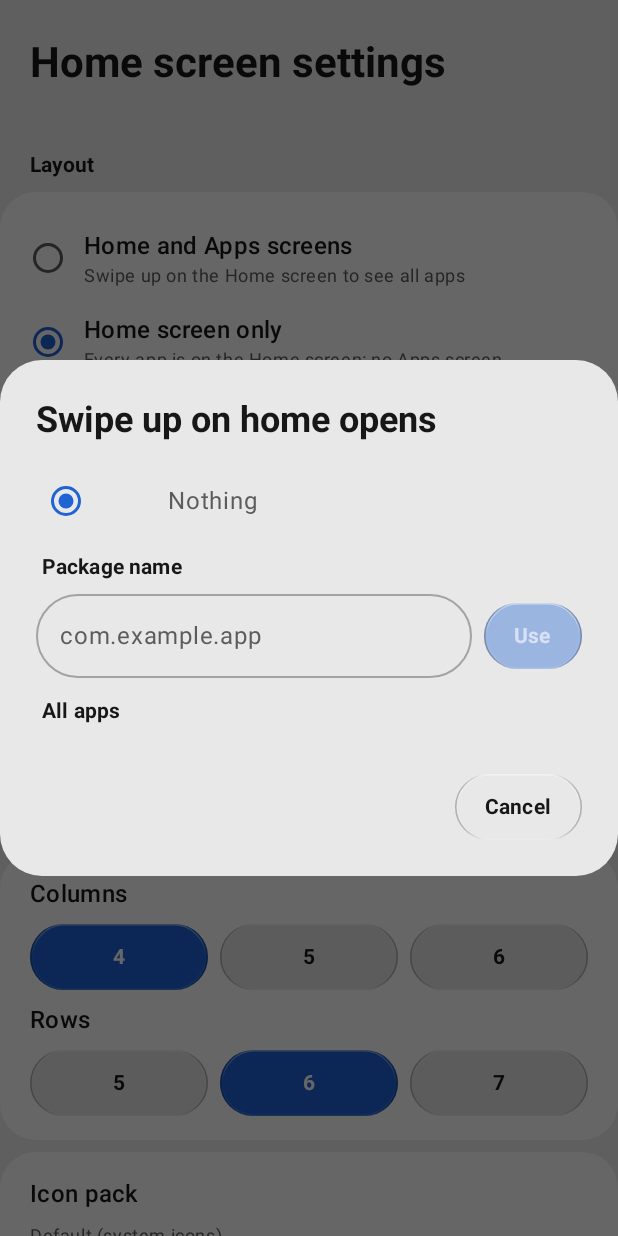
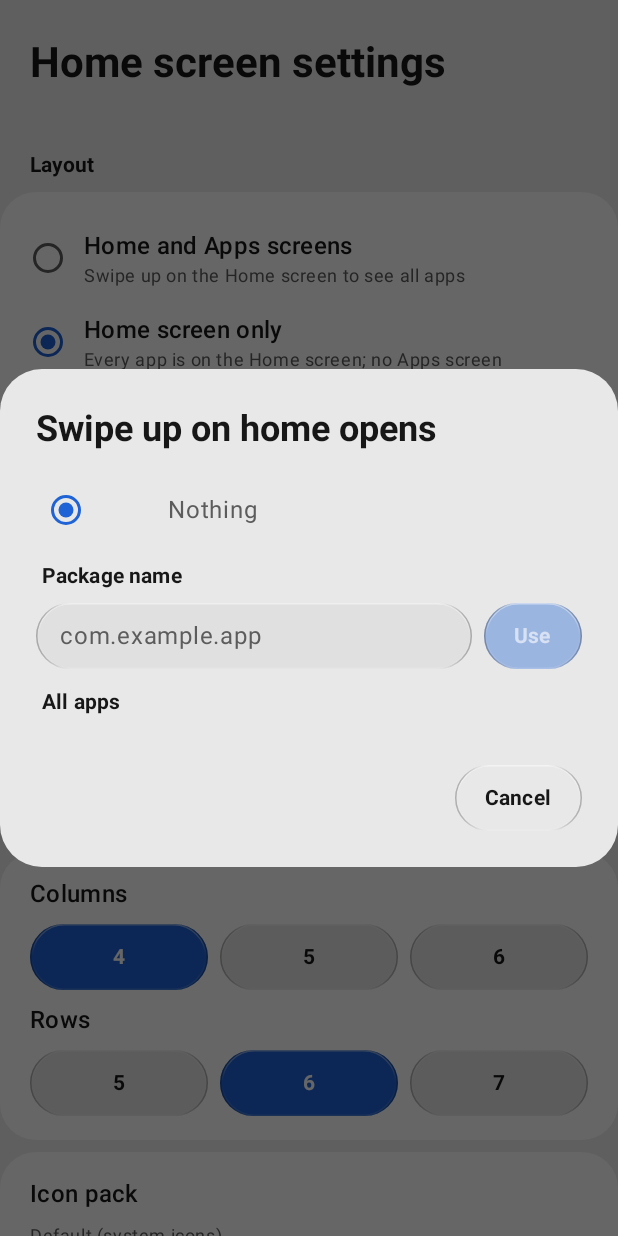
Before and after one commit to JacoMartins/canyon-ui-launcher, an Android app built with Jetpack Compose: the SettingsActivity screen opened directly, with no data from a screen before it, after a tap on "Swipe up on home opens", on a phone screen of 412 x 824 dp. Run offline under Robolectric (Android 15) with nearby library versions, the phone set to English and light mode, and no system bars; pictures from the network do not load; 3 other taps on this screen came first.

Commit message:
One shared OneDepth border; widget sizes matched to One UI 8.5
- OneDepthBorder holds the border's values; oneDepthBorder() (Compose)
  and DepthRingPainter (Views) both read them, replacing buttonRing and
  surfaceRing. The dark sides are drawn on every shape, square and
  round included (large folders, 2x2 widgets, icon-shaped folders), so
  every border matches the buttons'. The package field uses it too.
- Widget sizes from a side-by-side comparison with One UI 8.5: pills
  up to 76dp, 8.5dp gap around widgets, and pills sit at the top of
  even rows and the bottom of odd ones, lining two of them up with a
  2x2 widget beside them.
- Version 0.4.21.

Co-Authored-By: Claude Opus 5.5 <noreply@anthropic.com>
Claude-Session: https://claude.ai/code/session_019c4sHobNMTCg8eiegxqmGT

```diff
--- a/app/build.gradle.kts
+++ b/app/build.gradle.kts
@@ -18,8 +18,8 @@ android {
         applicationId = "io.github.jacomartins.canyonui"
         minSdk = 29
         targetSdk = 37
-        versionCode = 40
-        versionName = "0.4.19"
+        versionCode = 42
+        versionName = "0.4.21"
     }
 
     signingConfigs {
--- a/app/src/main/java/io/github/jacomartins/canyonui/ui/design/Buttons.kt
+++ b/app/src/main/java/io/github/jacomartins/canyonui/ui/design/Buttons.kt
@@ -60,7 +60,7 @@ fun PillButton(
             shape = CircleShape,
             color = if (enabled) container else container.copy(alpha = 0.38f),
             contentColor = if (enabled) onContainer else onContainer.copy(alpha = 0.6f),
-            modifier = modifier.heightIn(min = 44.dp).widthIn(min = 44.dp).buttonRing(),
+            modifier = modifier.heightIn(min = 44.dp).widthIn(min = 44.dp).oneDepthBorder(),
         ) {
             ProvideTextStyle(MaterialTheme.typography.labelLarge) {
                 Row(
--- a/app/src/main/java/io/github/jacomartins/canyonui/ui/design/ColorPicker.kt
+++ b/app/src/main/java/io/github/jacomartins/canyonui/ui/design/ColorPicker.kt
@@ -110,7 +110,7 @@ private fun GradientSlider(
                 .fillMaxSize()
                 .padding(vertical = 4.dp)
                 .clip(CircleShape)
-                .buttonRing()
+                .oneDepthBorder()
                 .pointerInput(widthPx) {
                     detectTapGestures { onChange(at(it.x)); onDone() }
                 }
@@ -132,7 +132,7 @@ private fun GradientSlider(
                 .align(Alignment.CenterStart)
                 .clip(CircleShape)
                 .background(Color.White)
-                .buttonRing(),
+                .oneDepthBorder(),
         )
     }
 }
--- a/app/src/main/java/io/github/jacomartins/canyonui/ui/design/DepthRing.kt
+++ b/app/src/main/java/io/github/jacomartins/canyonui/ui/design/DepthRing.kt
@@ -67,10 +67,23 @@ private fun DepthLight.brush(height: Float): Brush {
 private val TIP_EASE = listOf(0f to 1f, .25f to .84f, .5f to .5f, .75f to .16f, 1f to 0f)
 
 /**
+ * The one border of the interface (OneDepth's button border): every surface with a border uses
+ * these values, in Compose ([oneDepthBorder]) and in Views ([DepthRingPainter]), in every mode.
+ */
+object OneDepthBorder {
+    val Width = 1.dp
+    val Light = DepthLight.Button
+    const val ALPHA_DARK = 0.40f
+    const val ALPHA_LIGHT = 0.60f
+    const val SIDE_ALPHA_DARK = 0.40f
+    const val SIDE_ALPHA_LIGHT = 0.25f
+}
+
+/**
  * Draws the depth ring over the content's bounds.
  * [cornerRadius] null means a pill (radius = half the height).
  */
-fun Modifier.depthRing(
+private fun Modifier.depthRing(
     cornerRadius: Dp? = null,
     width: Dp = 1.dp,
     alpha: Float = 0.333f,
@@ -84,9 +97,8 @@ fun Modifier.depthRing(
         val sidePx = sideWidth.toPx()
         val h = size.height
         val r = (cornerRadius?.toPx() ?: (h / 2f)).coerceAtMost(minOf(h, size.width) / 2f)
-        // Tip crescents only make sense on shapes wider than tall; on a circle they would pinch
-        // the ring out of round, so circles get the lit ring alone.
-        val s = if (size.width - h < 1f) 0f else sidePx
+        // The dark sides on every shape, square and round ones included.
+        val s = sidePx
 
         val ringBrush = light.brush(h)
         val ringTopLeft = Offset(s + w / 2f, w / 2f)
@@ -124,20 +136,18 @@ fun Modifier.depthRing(
 fun isDarkSurface(): Boolean = MaterialTheme.colorScheme.surface.luminance() < 0.5f
 
 /**
- * Ring for bars, search fields, panels and cards. Every border in the interface is the button
- * border (so they all match, including the View-drawn ones in [DepthRingPainter]).
+ * The interface's border ([OneDepthBorder]) for any Compose surface: buttons, fields, bars,
+ * panels, cards. [cornerRadius] null means a pill.
  */
 @Composable
-fun Modifier.surfaceRing(cornerRadius: Dp? = null): Modifier = buttonRing(cornerRadius)
-
-/** Ring tuned for buttons (OneDepth's button values). */
-@Composable
-fun Modifier.buttonRing(cornerRadius: Dp? = null): Modifier {
+fun Modifier.oneDepthBorder(cornerRadius: Dp? = null): Modifier {
     val dark = isDarkSurface()
     return depthRing(
         cornerRadius = cornerRadius,
-        alpha = if (dark) 0.40f else 0.60f,
-        light = DepthLight.Button,
-        sideAlpha = if (dark) 0.40f else 0.25f,
+        width = OneDepthBorder.Width,
+        alpha = if (dark) OneDepthBorder.ALPHA_DARK else OneDepthBorder.ALPHA_LIGHT,
+        light = OneDepthBorder.Light,
+        sideWidth = OneDepthBorder.Width,
+        sideAlpha = if (dark) OneDepthBorder.SIDE_ALPHA_DARK else OneDepthBorder.SIDE_ALPHA_LIGHT,
     )
 }
--- a/app/src/main/java/io/github/jacomartins/canyonui/ui/design/Menu.kt
+++ b/app/src/main/java/io/github/jacomartins/canyonui/ui/design/Menu.kt
@@ -67,7 +67,7 @@ fun MenuLayer(anchor: Rect, entries: List<MenuEntry>, onDismiss: () -> Unit, mod
                 // After the placement, so an animation scales the panel about its own centre.
                 .then(modifier)
                 .shadow(Spacing.sm, MenuShape, ambientColor = Color.Black.copy(alpha = 0.25f), spotColor = Color.Black.copy(alpha = 0.375f))
-                .surfaceRing(cornerRadius = MENU_RADIUS)
+                .oneDepthBorder(cornerRadius = MENU_RADIUS)
                 .backdrop(MenuShape),
             shape = MenuShape,
             color = backdropColor(MaterialTheme.colorScheme.surfaceContainer.copy(alpha = 0.97f)),
--- a/app/src/main/java/io/github/jacomartins/canyonui/ui/drawer/AppDrawer.kt
+++ b/app/src/main/java/io/github/jacomartins/canyonui/ui/drawer/AppDrawer.kt
@@ -93,7 +93,7 @@ import androidx.compose.ui.res.painterResource
 import io.github.jacomartins.canyonui.ui.design.PrimaryButton
 import io.github.jacomartins.canyonui.ui.design.SecondaryButton
 import io.github.jacomartins.canyonui.ui.design.Spacing
-import io.github.jacomartins.canyonui.ui.design.surfaceRing
+import io.github.jacomartins.canyonui.ui.design.oneDepthBorder
 import io.github.jacomartins.canyonui.ui.home.DragLayer
 import kotlin.math.roundToInt
 
@@ -238,7 +238,7 @@ private fun SearchPill(
             .fillMaxWidth(widthFraction)
             .height(SearchPillHeight)
             .shadow(Spacing.sm, CircleShape, ambientColor = Color.Black.copy(alpha = 0.25f), spotColor = Color.Black.copy(alpha = 0.375f))
-            .surfaceRing(),
+            .oneDepthBorder(),
         shape = CircleShape,
         // Translucent so the grid shows through faintly; real glass comes with the Stage 5 glass setting.
         color = colors.surfaceContainerHighest.copy(alpha = 0.92f),
--- a/app/src/main/java/io/github/jacomartins/canyonui/ui/settings/AppTargetPicker.kt
+++ b/app/src/main/java/io/github/jacomartins/canyonui/ui/settings/AppTargetPicker.kt
@@ -41,7 +41,11 @@ import io.github.jacomartins.canyonui.ui.design.SecondaryButton
 import io.github.jacomartins.canyonui.ui.design.PrimaryButton
 import androidx.compose.foundation.text.KeyboardActions
 import androidx.compose.foundation.text.KeyboardOptions
-import androidx.compose.material3.OutlinedTextField
+import androidx.compose.foundation.text.BasicTextField
+import androidx.compose.foundation.layout.Box
+import androidx.compose.foundation.layout.height
+import androidx.compose.ui.graphics.SolidColor
+import io.github.jacomartins.canyonui.ui.design.oneDepthBorder
 import androidx.compose.runtime.mutableStateOf
 import androidx.compose.runtime.remember
 import androidx.compose.runtime.setValue
@@ -167,16 +171,27 @@ fun AppTargetPicker(
                 item {
                     Header(stringResource(R.string.target_package))
                     Row(verticalAlignment = Alignment.CenterVertically, horizontalArrangement = Arrangement.spacedBy(8.dp)) {
-                        OutlinedTextField(
-                            value = typed,
-                            onValueChange = { typed = it.trim() },
-                            singleLine = true,
-                            placeholder = { Text(stringResource(R.string.target_package_hint)) },
+                        // A pill field with the interface's border, like the search field.
+                        val colors = MaterialTheme.colorScheme
+                        androidx.compose.material3.Surface(
                             shape = CircleShape,
-                            keyboardOptions = KeyboardOptions(keyboardType = KeyboardType.Uri, imeAction = ImeAction.Done),
-                            keyboardActions = KeyboardActions(onDone = { if (typed.isNotEmpty()) onSelect(PACKAGE_TARGET + typed) }),
-                            modifier = Modifier.weight(1f),
-                        )
+                            color = colors.surfaceContainerHighest,
+                            modifier = Modifier.weight(1f).height(44.dp).oneDepthBorder(),
+                        ) {
+                            Box(Modifier.padding(horizontal = 16.dp), contentAlignment = Alignment.CenterStart) {
+                                if (typed.isEmpty()) Text(stringResource(R.string.target_package_hint), color = colors.onSurfaceVariant, style = MaterialTheme.typography.bodyLarge)
+                                BasicTextField(
+                                    value = typed,
+                                    onValueChange = { typed = it.trim() },
+                                    singleLine = true,
+                                    textStyle = MaterialTheme.typography.bodyLarge.copy(color = colors.onSurface),
+                                    cursorBrush = SolidColor(colors.primary),
+                                    keyboardOptions = KeyboardOptions(keyboardType = KeyboardType.Uri, imeAction = ImeAction.Done),
+                                    keyboardActions = KeyboardActions(onDone = { if (typed.isNotEmpty()) onSelect(PACKAGE_TARGET + typed) }),
+                                    modifier = Modifier.fillMaxWidth(),
+                                )
+                            }
+                        }
                         PrimaryButton(stringResource(R.string.target_package_use), { onSelect(PACKAGE_TARGET + typed) }, enabled = typed.isNotEmpty())
                     }
                 }
```
Also changed, not shown: app/src/main/java/io/github/jacomartins/canyonui/ui/design/DepthRingPainter.kt (+20 -19 lines), app/src/main/java/io/github/jacomartins/canyonui/ui/home/CellLayout.kt (+5 -7 lines), app/src/main/java/io/github/jacomartins/canyonui/ui/overlay/EditAppSheet.kt (+6 -6 lines), app/src/main/java/io/github/jacomartins/canyonui/ui/overlay/HomeOverlay.kt (+5 -6 lines), app/src/main/java/io/github/jacomartins/canyonui/ui/overlay/WidgetPicker.kt (+4 -4 lines), app/src/main/java/io/github/jacomartins/canyonui/ui/widget/WidgetFrame.kt (+4 -4 lines).
